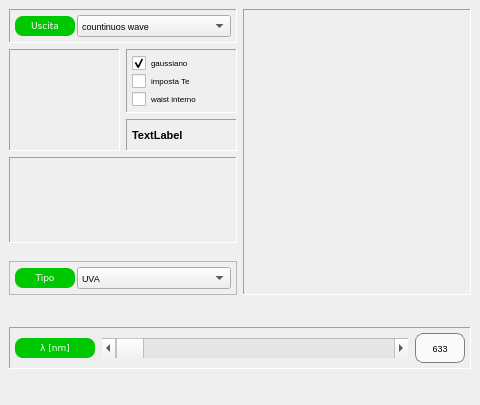
The window that dockcontrols.ui (crocodile119/Laser-Studio) describes before a commit, drawn with Qt 5.
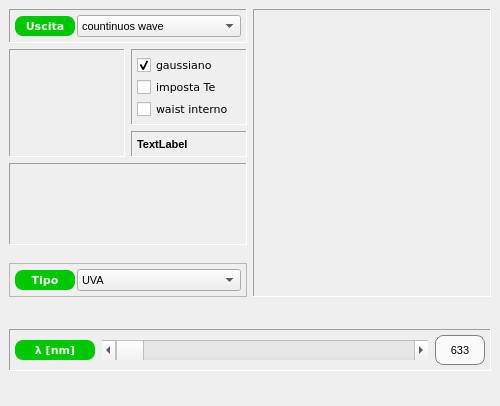
The same window after the commit. Icons and pictures are not drawn. Custom widgets are drawn as their Qt base class.

```diff
--- a/dockcontrols.ui
+++ b/dockcontrols.ui
@@ -6,8 +6,8 @@
    <rect>
     <x>0</x>
     <y>0</y>
-    <width>480</width>
-    <height>405</height>
+    <width>500</width>
+    <height>406</height>
    </rect>
   </property>
   <property name="sizePolicy">
@@ -18,19 +18,19 @@
   </property>
   <property name="minimumSize">
    <size>
-    <width>480</width>
-    <height>405</height>
+    <width>500</width>
+    <height>406</height>
    </size>
   </property>
   <property name="maximumSize">
    <size>
-    <width>500</width>
+    <width>600</width>
     <height>490</height>
    </size>
   </property>
   <property name="font">
    <font>
-    <pointsize>6</pointsize>
+    <pointsize>8</pointsize>
    </font>
   </property>
   <property name="styleSheet">
@@ -84,7 +84,7 @@
          </property>
          <property name="font">
           <font>
-           <pointsize>6</pointsize>
+           <pointsize>8</pointsize>
           </font>
          </property>
         </widget>
@@ -120,7 +120,8 @@
         <widget class="QCheckBox" name="checkGaussianBeam">
          <property name="font">
           <font>
-           <pointsize>6</pointsize>
+           <family>Verdana</family>
+           <pointsize>8</pointsize>
           </font>
          </property>
          <property name="styleSheet">
@@ -138,7 +139,8 @@
         <widget class="QCheckBox" name="internalWaist_checkBox">
          <property name="font">
           <font>
-           <pointsize>6</pointsize>
+           <family>Verdana</family>
+           <pointsize>8</pointsize>
           </font>
          </property>
          <property name="styleSheet">
@@ -153,7 +155,8 @@
         <widget class="QCheckBox" name="enableTeCheckBox">
          <property name="font">
           <font>
-           <pointsize>6</pointsize>
+           <family>Verdana</family>
+           <pointsize>8</pointsize>
           </font>
          </property>
          <property name="styleSheet">
@@ -203,13 +206,13 @@
            </property>
            <property name="maximumSize">
             <size>
-             <width>113</width>
+             <width>16777215</width>
              <height>129</height>
             </size>
            </property>
            <property name="font">
             <font>
-             <pointsize>6</pointsize>
+             <pointsize>8</pointsize>
             </font>
            </property>
           </widget>
@@ -228,13 +231,13 @@
            </property>
            <property name="maximumSize">
             <size>
-             <width>113</width>
+             <width>16777215</width>
              <height>129</height>
             </size>
            </property>
            <property name="font">
             <font>
-             <pointsize>6</pointsize>
+             <pointsize>8</pointsize>
             </font>
            </property>
           </widget>
@@ -253,13 +256,13 @@
            </property>
            <property name="maximumSize">
             <size>
-             <width>113</width>
+             <width>16777215</width>
              <height>129</height>
             </size>
            </property>
            <property name="font">
             <font>
-             <pointsize>6</pointsize>
+             <pointsize>8</pointsize>
             </font>
            </property>
           </widget>
@@ -278,13 +281,13 @@
            </property>
            <property name="maximumSize">
             <size>
-             <width>113</width>
+             <width>16777215</width>
              <height>129</height>
             </size>
            </property>
            <property name="font">
             <font>
-             <pointsize>6</pointsize>
+             <pointsize>8</pointsize>
             </font>
            </property>
           </widget>
@@ -303,13 +306,13 @@
            </property>
            <property name="maximumSize">
             <size>
-             <width>113</width>
+             <width>16777215</width>
              <height>129</height>
             </size>
            </property>
            <property name="font">
             <font>
-             <pointsize>6</pointsize>
+             <pointsize>8</pointsize>
             </font>
            </property>
           </widget>
@@ -337,13 +340,13 @@
            </property>
            <property name="maximumSize">
             <size>
-             <width>113</width>
+             <width>16777215</width>
              <height>129</height>
             </size>
            </property>
            <property name="font">
             <font>
-             <pointsize>6</pointsize>
+             <pointsize>8</pointsize>
             </font>
            </property>
           </widget>
@@ -393,7 +396,7 @@
          </property>
          <property name="font">
           <font>
-           <pointsize>6</pointsize>
+           <pointsize>8</pointsize>
           </font>
          </property>
         </widget>
@@ -465,7 +468,9 @@
            <property name="font">
             <font>
              <family>Verdana</family>
-             <pointsize>7</pointsize>
+             <pointsize>8</pointsize>
+             <weight>75</weight>
+             <bold>true</bold>
             </font>
            </property>
            <property name="styleSheet">
@@ -545,7 +550,7 @@
            </property>
            <property name="font">
             <font>
-             <pointsize>7</pointsize>
+             <pointsize>8</pointsize>
             </font>
            </property>
            <property name="styleSheet">
@@ -619,7 +624,9 @@
            <property name="font">
             <font>
              <family>Verdana</family>
-             <pointsize>7</pointsize>
+             <pointsize>8</pointsize>
+             <weight>75</weight>
+             <bold>true</bold>
             </font>
            </property>
            <property name="styleSheet">
@@ -662,7 +669,7 @@
            </property>
            <property name="font">
             <font>
-             <pointsize>7</pointsize>
+             <pointsize>8</pointsize>
             </font>
            </property>
            <property name="styleSheet">
@@ -757,7 +764,9 @@
            <property name="font">
             <font>
              <family>Verdana</family>
-             <pointsize>7</pointsize>
+             <pointsize>8</pointsize>
+             <weight>75</weight>
+             <bold>true</bold>
             </font>
            </property>
            <property name="styleSheet">
@@ -784,7 +793,7 @@
            </property>
            <property name="font">
             <font>
-             <pointsize>7</pointsize>
+             <pointsize>8</pointsize>
             </font>
            </property>
            <property name="styleSheet">
```
